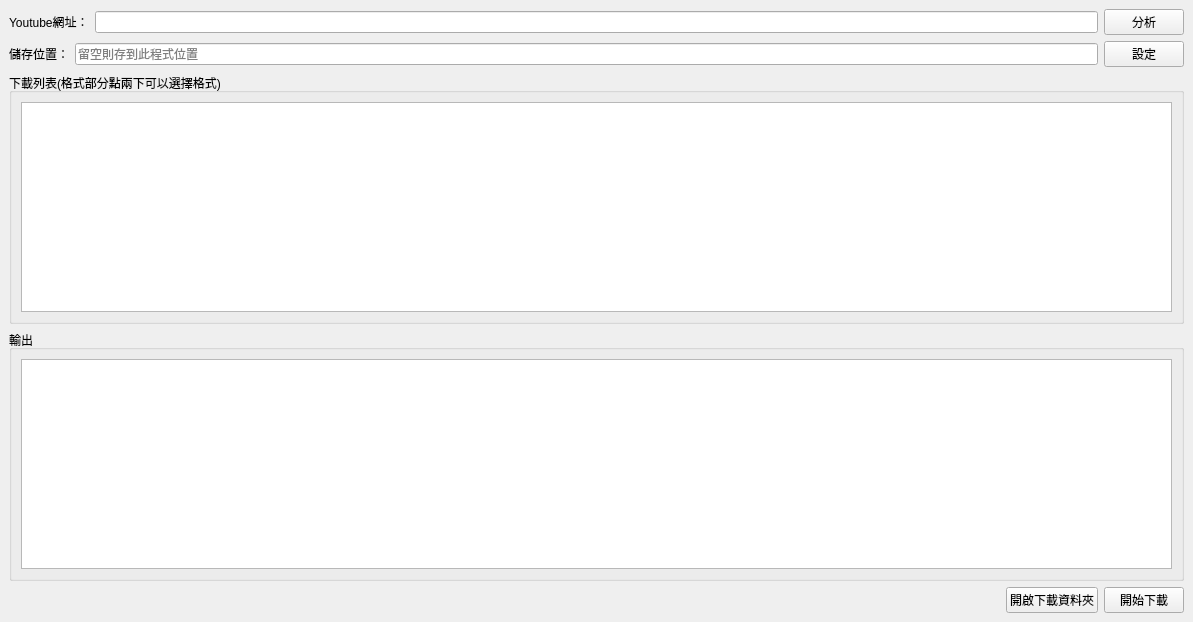
Old version of the form MainUi.ui in the repository yui1227/YT_DLP_QT.
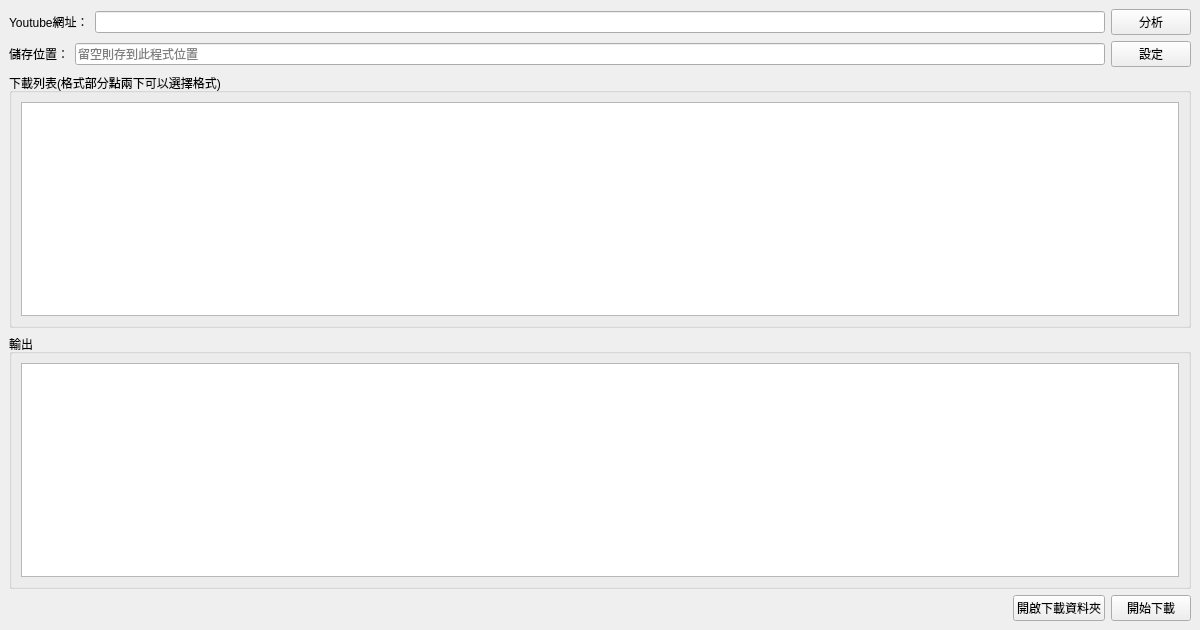
New version of the form. Icons and pictures are not drawn.

```diff
--- a/MainUi.ui
+++ b/MainUi.ui
@@ -6,8 +6,8 @@
    <rect>
     <x>0</x>
     <y>0</y>
-    <width>1193</width>
-    <height>622</height>
+    <width>1200</width>
+    <height>630</height>
    </rect>
   </property>
   <property name="windowTitle">
```
